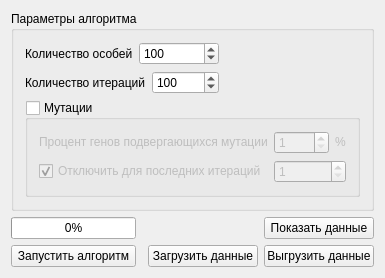
Qt form Masters_thesis_2/main_widget.ui (MrBenomos/Masters_thesis_2) before a commit.
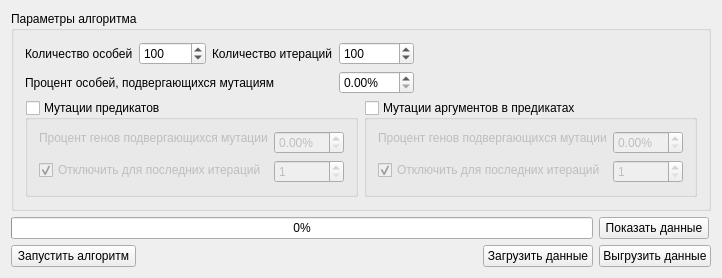
The same form after that commit.

```diff
--- a/Masters_thesis_2/main_widget.ui
+++ b/Masters_thesis_2/main_widget.ui
@@ -6,8 +6,8 @@
    <rect>
     <x>0</x>
     <y>0</y>
-    <width>385</width>
-    <height>268</height>
+    <width>698</width>
+    <height>270</height>
    </rect>
   </property>
   <property name="windowTitle">
@@ -20,6 +20,10 @@
       <property name="title">
        <string>Параметры алгоритма</string>
       </property>
+      <layout class="QVBoxLayout" name="verticalLayout">
+       <item>
+        <layout class="QHBoxLayout" name="horizontalLayout">
+         <item>
       <layout class="QGridLayout" name="gridLayout_2">
        <item row="0" column="0">
         <widget class="QLabel" name="label_3">
@@ -34,7 +38,7 @@
          </property>
         </widget>
        </item>
-       <item row="0" column="1" colspan="2">
+           <item row="0" column="1">
         <widget class="QSpinBox" name="sbIndivids">
          <property name="minimum">
           <number>2</number>
@@ -50,20 +54,7 @@
          </property>
         </widget>
        </item>
-       <item row="0" column="3">
-        <spacer name="horizontalSpacer_2">
-         <property name="orientation">
-          <enum>Qt::Horizontal</enum>
-         </property>
-         <property name="sizeHint" stdset="0">
-          <size>
-           <width>136</width>
-           <height>20</height>
-          </size>
-         </property>
-        </spacer>
-       </item>
-       <item row="1" column="0" colspan="2">
+           <item row="0" column="2">
         <widget class="QLabel" name="label_4">
          <property name="sizePolicy">
           <sizepolicy hsizetype="Minimum" vsizetype="Minimum">
@@ -76,7 +67,7 @@
          </property>
         </widget>
        </item>
-       <item row="1" column="2">
+           <item row="0" column="3">
         <widget class="QSpinBox" name="sbIterations">
          <property name="minimum">
           <number>2</number>
@@ -92,23 +83,52 @@
          </property>
         </widget>
        </item>
+           <item row="1" column="0" colspan="3">
+            <widget class="QLabel" name="label_7">
+             <property name="text">
+              <string>Процент особей, подвергающихся мутациям</string>
+             </property>
+            </widget>
+           </item>
        <item row="1" column="3">
-        <spacer name="horizontalSpacer_3">
+            <widget class="QDoubleSpinBox" name="sbMutationsIndivids">
+             <property name="minimumSize">
+              <size>
+               <width>70</width>
+               <height>0</height>
+              </size>
+             </property>
+             <property name="suffix">
+              <string>%</string>
+             </property>
+             <property name="maximum">
+              <double>100.000000000000000</double>
+             </property>
+            </widget>
+           </item>
+          </layout>
+         </item>
+         <item>
+          <spacer name="horizontalSpacer_2">
          <property name="orientation">
           <enum>Qt::Horizontal</enum>
          </property>
          <property name="sizeHint" stdset="0">
           <size>
-           <width>136</width>
+             <width>40</width>
            <height>20</height>
           </size>
          </property>
         </spacer>
        </item>
-       <item row="2" column="0" colspan="4">
-        <widget class="QGroupBox" name="gbMutation">
+        </layout>
+       </item>
+       <item>
+        <layout class="QHBoxLayout" name="horizontalLayout_5">
+         <item>
+          <widget class="QGroupBox" name="gbMutationPredicates">
          <property name="title">
-          <string>Мутации</string>
+            <string>Мутации предикатов</string>
          </property>
          <property name="checkable">
           <bool>true</bool>
@@ -116,7 +136,7 @@
          <property name="checked">
           <bool>false</bool>
          </property>
-         <layout class="QGridLayout" name="gridLayout">
+           <layout class="QFormLayout" name="formLayout">
           <item row="0" column="0">
            <widget class="QLabel" name="label_2">
             <property name="sizePolicy">
@@ -130,8 +150,59 @@
             </property>
            </widget>
           </item>
-          <item row="0" column="2">
-           <widget class="QLabel" name="label">
+            <item row="0" column="1">
+             <widget class="QDoubleSpinBox" name="sbMutationsPredicates">
+              <property name="minimumSize">
+               <size>
+                <width>70</width>
+                <height>0</height>
+               </size>
+              </property>
+              <property name="suffix">
+               <string>%</string>
+              </property>
+              <property name="maximum">
+               <double>100.000000000000000</double>
+              </property>
+             </widget>
+            </item>
+            <item row="1" column="0">
+             <widget class="QCheckBox" name="cbSkipMutationsPredicates">
+              <property name="text">
+               <string>Отключить для последних итераций</string>
+              </property>
+              <property name="checked">
+               <bool>true</bool>
+              </property>
+             </widget>
+            </item>
+            <item row="1" column="1">
+             <widget class="QSpinBox" name="sbSkipMutationsPredicates">
+              <property name="minimum">
+               <number>1</number>
+              </property>
+              <property name="maximum">
+               <number>100</number>
+              </property>
+             </widget>
+            </item>
+           </layout>
+          </widget>
+         </item>
+         <item>
+          <widget class="QGroupBox" name="gbMutationArguments">
+           <property name="title">
+            <string>Мутации аргументов в предикатах</string>
+           </property>
+           <property name="checkable">
+            <bool>true</bool>
+           </property>
+           <property name="checked">
+            <bool>false</bool>
+           </property>
+           <layout class="QFormLayout" name="formLayout_2">
+            <item row="0" column="0">
+             <widget class="QLabel" name="label_5">
             <property name="sizePolicy">
              <sizepolicy hsizetype="Fixed" vsizetype="Fixed">
               <horstretch>0</horstretch>
@@ -139,22 +210,28 @@
              </sizepolicy>
             </property>
             <property name="text">
-             <string>%</string>
+               <string>Процент генов подвергающихся мутации</string>
             </property>
            </widget>
           </item>
           <item row="0" column="1">
-           <widget class="QSpinBox" name="sbMutation">
-            <property name="minimum">
-             <number>1</number>
+             <widget class="QDoubleSpinBox" name="sbMutationsArguments">
+              <property name="minimumSize">
+               <size>
+                <width>70</width>
+                <height>0</height>
+               </size>
+              </property>
+              <property name="suffix">
+               <string>%</string>
             </property>
             <property name="maximum">
-             <number>100</number>
+               <double>100.000000000000000</double>
             </property>
            </widget>
           </item>
           <item row="1" column="0">
-           <widget class="QCheckBox" name="cbSkipMutations">
+             <widget class="QCheckBox" name="cbSkipMutationsArgumetns">
             <property name="text">
              <string>Отключить для последних итераций</string>
             </property>
@@ -163,8 +240,8 @@
             </property>
            </widget>
           </item>
-          <item row="1" column="1" colspan="2">
-           <widget class="QSpinBox" name="sbSkipMutations">
+            <item row="1" column="1">
+             <widget class="QSpinBox" name="sbSkipMutationsArguments">
             <property name="minimum">
              <number>1</number>
             </property>
@@ -175,6 +252,8 @@
           </item>
          </layout>
         </widget>
+         </item>
+        </layout>
        </item>
       </layout>
      </widget>
@@ -187,54 +266,17 @@
       <property name="sizeHint" stdset="0">
        <size>
         <width>20</width>
-        <height>189</height>
-       </size>
-      </property>
-     </spacer>
-    </item>
-    <item>
-     <layout class="QVBoxLayout" name="verticalLayout">
-      <item>
-       <layout class="QHBoxLayout" name="horizontalLayout_2">
-        <item>
-         <widget class="QProgressBar" name="progressBar">
-          <property name="minimumSize">
-           <size>
-            <width>125</width>
-            <height>0</height>
-           </size>
-          </property>
-          <property name="value">
-           <number>0</number>
-          </property>
-          <property name="alignment">
-           <set>Qt::AlignCenter</set>
-          </property>
-          <property name="textVisible">
-           <bool>true</bool>
-          </property>
-          <property name="orientation">
-           <enum>Qt::Horizontal</enum>
-          </property>
-         </widget>
-        </item>
-        <item>
-         <spacer name="horizontalSpacer_4">
-          <property name="orientation">
-           <enum>Qt::Horizontal</enum>
-          </property>
-          <property name="sizeHint" stdset="0">
-           <size>
-            <width>18</width>
             <height>20</height>
            </size>
           </property>
          </spacer>
         </item>
         <item>
+     <layout class="QGridLayout" name="gridLayout">
+      <item row="0" column="3">
          <widget class="QPushButton" name="pbShowData">
           <property name="sizePolicy">
-           <sizepolicy hsizetype="Preferred" vsizetype="Fixed">
+         <sizepolicy hsizetype="Fixed" vsizetype="Fixed">
             <horstretch>0</horstretch>
             <verstretch>0</verstretch>
            </sizepolicy>
@@ -253,11 +295,7 @@
           </property>
          </widget>
         </item>
-       </layout>
-      </item>
-      <item>
-       <layout class="QHBoxLayout" name="horizontalLayout">
-        <item>
+      <item row="1" column="0">
          <widget class="QPushButton" name="pbStart">
           <property name="minimumSize">
            <size>
@@ -270,7 +308,7 @@
           </property>
          </widget>
         </item>
-        <item>
+      <item row="1" column="1">
          <spacer name="horizontalSpacer">
           <property name="orientation">
            <enum>Qt::Horizontal</enum>
@@ -283,7 +321,7 @@
           </property>
          </spacer>
         </item>
-        <item>
+      <item row="1" column="2">
          <widget class="QPushButton" name="pbLoad">
           <property name="sizePolicy">
            <sizepolicy hsizetype="Preferred" vsizetype="Fixed">
@@ -305,7 +343,7 @@
           </property>
          </widget>
         </item>
-        <item>
+      <item row="1" column="3">
          <widget class="QPushButton" name="pbUpload">
           <property name="sizePolicy">
            <sizepolicy hsizetype="Preferred" vsizetype="Fixed">
@@ -327,7 +365,21 @@
           </property>
          </widget>
         </item>
-       </layout>
+      <item row="0" column="0" colspan="3">
+       <widget class="QProgressBar" name="progressBar">
+        <property name="value">
+         <number>0</number>
+        </property>
+        <property name="alignment">
+         <set>Qt::AlignCenter</set>
+        </property>
+        <property name="textVisible">
+         <bool>true</bool>
+        </property>
+        <property name="orientation">
+         <enum>Qt::Horizontal</enum>
+        </property>
+       </widget>
       </item>
      </layout>
     </item>
```
Left out of the diff: 7 changed lines with no effect on the pictures. Lines whose indentation alone changed are shown as unchanged.
